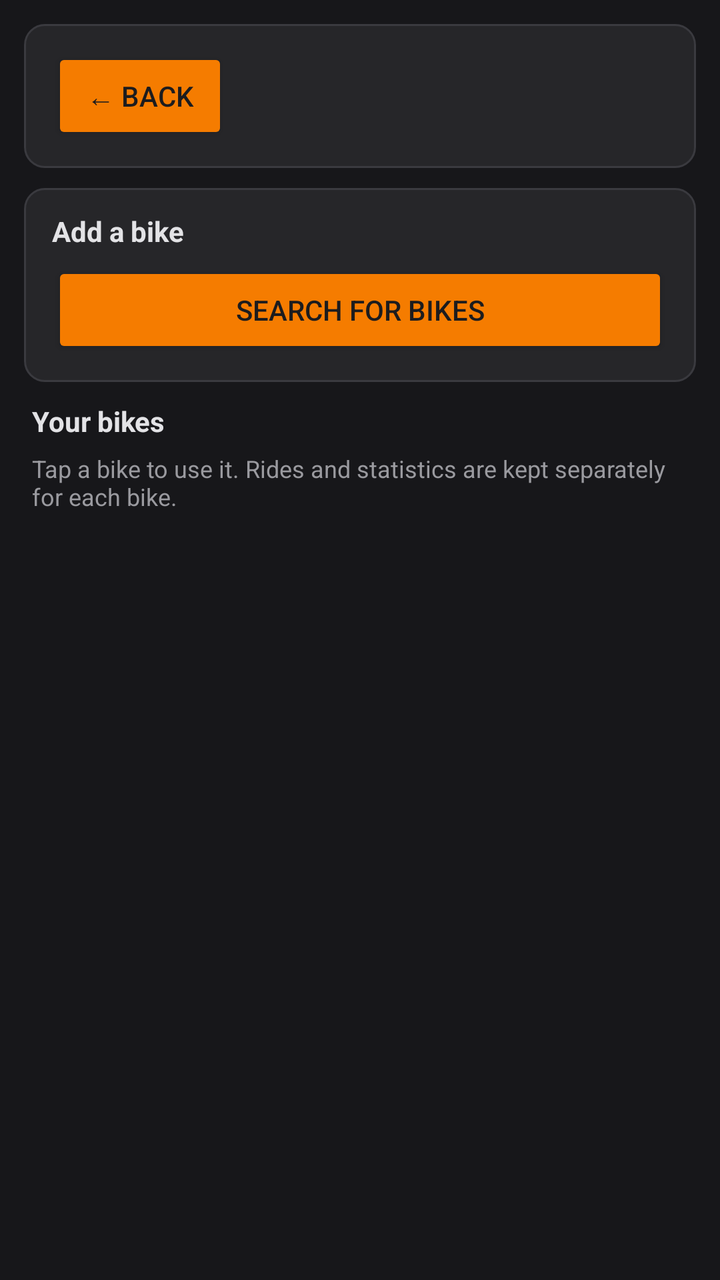
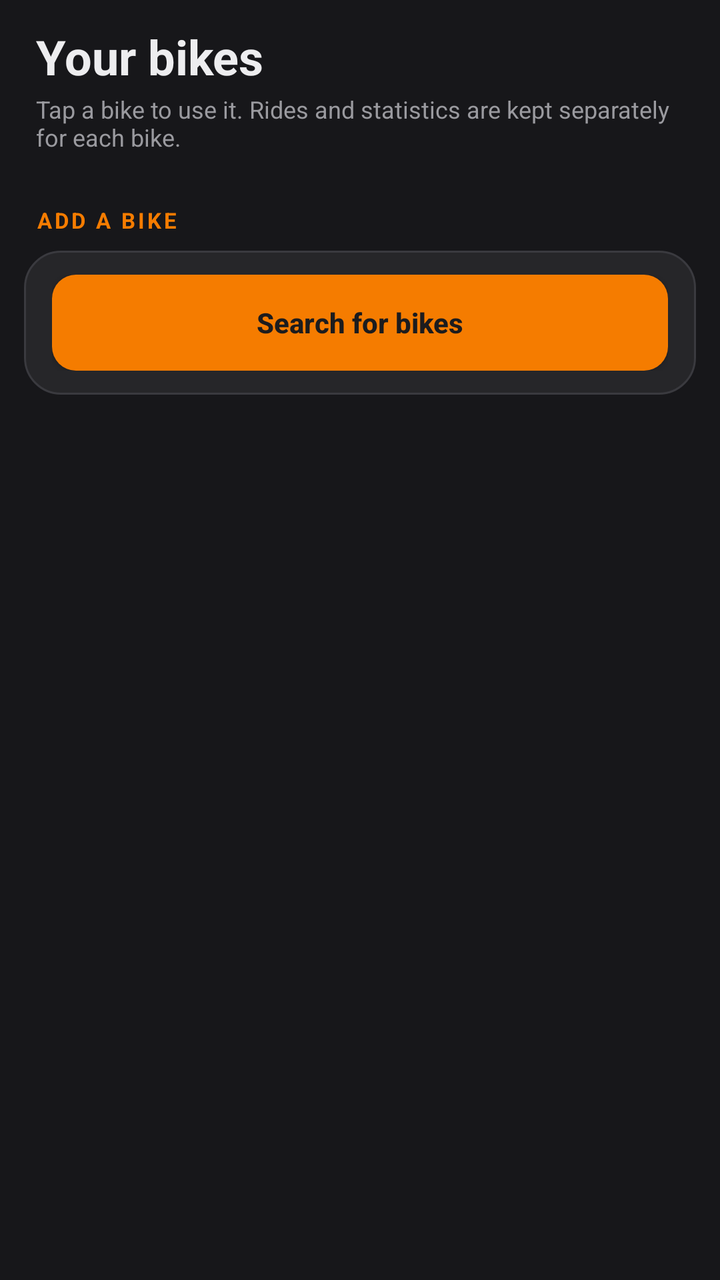

Two renders of the same Android screen: before a commit and after it. Below are the layout's source before the change and the commit's diff.
<!-- AndroidManifest.xml: application theme Theme.AppCompat.DayNight.NoActionBar -->
<!-- res/layout/screen_devices.xml -->
<?xml version="1.0" encoding="utf-8"?>
<ScrollView xmlns:android="http://schemas.android.com/apk/res/android"
    android:layout_width="match_parent"
    android:layout_height="match_parent"
    android:background="@color/page_bg">

    <LinearLayout
        android:orientation="vertical"
        android:layout_width="match_parent"
        android:layout_height="wrap_content"
        android:padding="12dp">

        <LinearLayout style="@style/CardContainer">
            <Button android:id="@+id/backBtn" style="@style/AmberButton" android:text="@string/back" />
        </LinearLayout>

        <LinearLayout style="@style/CardContainer">

            <TextView
                style="@style/CardTitle"
                android:text="@string/devices_add_title" />

            <Button
                android:id="@+id/scanBtn"
                style="@style/AmberButton"
                android:layout_width="match_parent"
                android:text="@string/devices_scan" />

            <TextView
                android:id="@+id/scanStatus"
                style="@style/HintText"
                android:paddingTop="6dp"
                android:visibility="gone" />

            <LinearLayout
                android:id="@+id/foundList"
                android:layout_width="match_parent"
                android:layout_height="wrap_content"
                android:orientation="vertical" />
        </LinearLayout>

        <TextView style="@style/CardTitle" android:paddingStart="4dp" android:text="@string/devices_title" />
        <TextView
            style="@style/HintText"
            android:paddingStart="4dp"
            android:paddingBottom="8dp"
            android:text="@string/devices_hint" />
        <TextView
            android:id="@+id/devicesEmpty"
            style="@style/HintText"
            android:visibility="gone"
            android:paddingStart="4dp"
            android:paddingBottom="8dp"
            android:text="@string/devices_empty" />

        <LinearLayout
            android:id="@+id/deviceList"
            android:orientation="vertical"
            android:layout_width="match_parent"
            android:layout_height="wrap_content" />

    </LinearLayout>
</ScrollView>
<!-- resources referenced by this layout -->
<resources>
  <color name="page_bg">#FF17171A</color>
  <string name="back">← Back</string>
  <string name="devices_add_title">Add a bike</string>
  <string name="devices_empty">No bikes yet. Search below to add one.</string>
  <string name="devices_hint">Tap a bike to use it. Rides and statistics are kept separately for each bike.</string>
  <string name="devices_scan">Search for bikes</string>
  <string name="devices_title">Your bikes</string>
  <style name="AmberButton">
          <item name="android:layout_width">wrap_content</item>
          <item name="android:layout_height">wrap_content</item>
          <item name="android:textColor">@color/on_amber</item>
          <item name="android:backgroundTint">@color/amber</item>
      </style>
  <style name="CardContainer">
          <item name="android:orientation">vertical</item>
          <item name="android:background">@drawable/card_bg</item>
          <item name="android:paddingStart">14dp</item>
          <item name="android:paddingEnd">14dp</item>
          <item name="android:paddingTop">12dp</item>
          <item name="android:paddingBottom">12dp</item>
          <item name="android:layout_marginBottom">10dp</item>
          <item name="android:layout_width">match_parent</item>
          <item name="android:layout_height">wrap_content</item>
      </style>
  <style name="CardTitle">
          <item name="android:layout_width">wrap_content</item>
          <item name="android:layout_height">wrap_content</item>
          <item name="android:textColor">@color/accent_text</item>
          <item name="android:textSize">14sp</item>
          <item name="android:textStyle">bold</item>
          <item name="android:paddingBottom">6dp</item>
      </style>
  <style name="HintText">
          <item name="android:layout_width">wrap_content</item>
          <item name="android:layout_height">wrap_content</item>
          <item name="android:textColor">@color/text_hint</item>
          <item name="android:textSize">12sp</item>
      </style>
  <color name="on_amber">#FF1C1C1E</color>
  <color name="amber">#FFF57C00</color>
  <!-- drawable card_bg (drawable) -->
  <?xml version="1.0" encoding="utf-8"?>
  <shape xmlns:android="http://schemas.android.com/apk/res/android" android:shape="rectangle">
      <solid android:color="@color/card_bg" />
      <corners android:radius="10dp" />
      <stroke android:width="1dp" android:color="@color/card_border" />
  </shape>
  <color name="accent_text">#FFE3E3E6</color>
  <color name="text_hint">#FF9A9A9F</color>
  <color name="card_bg">#FF262629</color>
  <color name="card_border">#FF3A3A3F</color>
</resources>

<!-- the commit's change to res/layout/screen_devices.xml (unified diff, before → after) -->
@@ -10,16 +10,29 @@
         android:layout_height="wrap_content"
         android:padding="12dp">
 
+        <TextView style="@style/PageTitle" android:text="@string/devices_title" />
+        <TextView
+            style="@style/HintText"
+            android:paddingStart="6dp"
+            android:paddingEnd="6dp"
+            android:paddingBottom="10dp"
+            android:text="@string/devices_hint" />
+        <TextView
+            android:id="@+id/devicesEmpty"
+            style="@style/HintText"
+            android:visibility="gone"
+            android:paddingStart="6dp"
+            android:paddingBottom="8dp"
+            android:text="@string/devices_empty" />
+
+        <LinearLayout
+            android:id="@+id/deviceList"
+            android:orientation="vertical"
+            android:layout_width="match_parent"
+            android:layout_height="wrap_content" />
+
+        <TextView style="@style/SectionLabel" android:text="@string/devices_add_title" />
         <LinearLayout style="@style/CardContainer">
-            <Button android:id="@+id/backBtn" style="@style/AmberButton" android:text="@string/back" />
-        </LinearLayout>
-
-        <LinearLayout style="@style/CardContainer">
-
-            <TextView
-                style="@style/CardTitle"
-                android:text="@string/devices_add_title" />
-
             <Button
                 android:id="@+id/scanBtn"
                 style="@style/AmberButton"
@@ -39,25 +52,5 @@
                 android:orientation="vertical" />
         </LinearLayout>
 
-        <TextView style="@style/CardTitle" android:paddingStart="4dp" android:text="@string/devices_title" />
-        <TextView
-            style="@style/HintText"
-            android:paddingStart="4dp"
-            android:paddingBottom="8dp"
-            android:text="@string/devices_hint" />
-        <TextView
-            android:id="@+id/devicesEmpty"
-            style="@style/HintText"
-            android:visibility="gone"
-            android:paddingStart="4dp"
-            android:paddingBottom="8dp"
-            android:text="@string/devices_empty" />
-
-        <LinearLayout
-            android:id="@+id/deviceList"
-            android:orientation="vertical"
-            android:layout_width="match_parent"
-            android:layout_height="wrap_content" />
-
     </LinearLayout>
 </ScrollView>
<!-- resource entries referenced after the edit -->
@@ -1,7 +1,6 @@
 <!-- resources referenced by this layout -->
 <resources>
   <color name="page_bg">#FF17171A</color>
-  <string name="back">← Back</string>
   <string name="devices_add_title">Add a bike</string>
   <string name="devices_empty">No bikes yet. Search below to add one.</string>
   <string name="devices_hint">Tap a bike to use it. Rides and statistics are kept separately for each bike.</string>
@@ -10,8 +9,14 @@
   <style name="AmberButton">
           <item name="android:layout_width">wrap_content</item>
           <item name="android:layout_height">wrap_content</item>
+          <item name="android:minHeight">48dp</item>
+          <item name="android:paddingStart">16dp</item>
+          <item name="android:paddingEnd">16dp</item>
           <item name="android:textColor">@color/on_amber</item>
-          <item name="android:backgroundTint">@color/amber</item>
+          <item name="android:textSize">14sp</item>
+          <item name="android:textStyle">bold</item>
+          <item name="android:textAllCaps">false</item>
+          <item name="android:background">@drawable/btn_amber</item>
       </style>
   <style name="CardContainer">
           <item name="android:orientation">vertical</item>
@@ -24,31 +29,54 @@
           <item name="android:layout_width">match_parent</item>
           <item name="android:layout_height">wrap_content</item>
       </style>
-  <style name="CardTitle">
-          <item name="android:layout_width">wrap_content</item>
-          <item name="android:layout_height">wrap_content</item>
-          <item name="android:textColor">@color/accent_text</item>
-          <item name="android:textSize">14sp</item>
-          <item name="android:textStyle">bold</item>
-          <item name="android:paddingBottom">6dp</item>
-      </style>
   <style name="HintText">
           <item name="android:layout_width">wrap_content</item>
           <item name="android:layout_height">wrap_content</item>
           <item name="android:textColor">@color/text_hint</item>
           <item name="android:textSize">12sp</item>
       </style>
+  <style name="PageTitle">
+          <item name="android:layout_width">wrap_content</item>
+          <item name="android:layout_height">wrap_content</item>
+          <item name="android:textColor">@color/text_primary</item>
+          <item name="android:textSize">24sp</item>
+          <item name="android:textStyle">bold</item>
+          <item name="android:paddingStart">6dp</item>
+          <item name="android:paddingBottom">2dp</item>
+      </style>
+  <style name="SectionLabel">
+          <item name="android:layout_width">wrap_content</item>
+          <item name="android:layout_height">wrap_content</item>
+          <item name="android:textColor">@color/amber</item>
+          <item name="android:textSize">11sp</item>
+          <item name="android:textStyle">bold</item>
+          <item name="android:letterSpacing">0.12</item>
+          <item name="android:textAllCaps">true</item>
+          <item name="android:paddingStart">6dp</item>
+          <item name="android:paddingTop">16dp</item>
+          <item name="android:paddingBottom">8dp</item>
+      </style>
   <color name="on_amber">#FF1C1C1E</color>
+  <!-- drawable btn_amber (drawable) -->
+  <?xml version="1.0" encoding="utf-8"?>
+  <ripple xmlns:android="http://schemas.android.com/apk/res/android" android:color="#44000000">
+      <item>
+          <shape android:shape="rectangle">
+              <solid android:color="@color/amber" />
+              <corners android:radius="12dp" />
+          </shape>
+      </item>
+  </ripple>
   <color name="amber">#FFF57C00</color>
   <!-- drawable card_bg (drawable) -->
   <?xml version="1.0" encoding="utf-8"?>
   <shape xmlns:android="http://schemas.android.com/apk/res/android" android:shape="rectangle">
       <solid android:color="@color/card_bg" />
-      <corners android:radius="10dp" />
+      <corners android:radius="18dp" />
       <stroke android:width="1dp" android:color="@color/card_border" />
   </shape>
-  <color name="accent_text">#FFE3E3E6</color>
   <color name="text_hint">#FF9A9A9F</color>
+  <color name="text_primary">#FFEDEDEF</color>
   <color name="card_bg">#FF262629</color>
   <color name="card_border">#FF3A3A3F</color>
 </resources>
